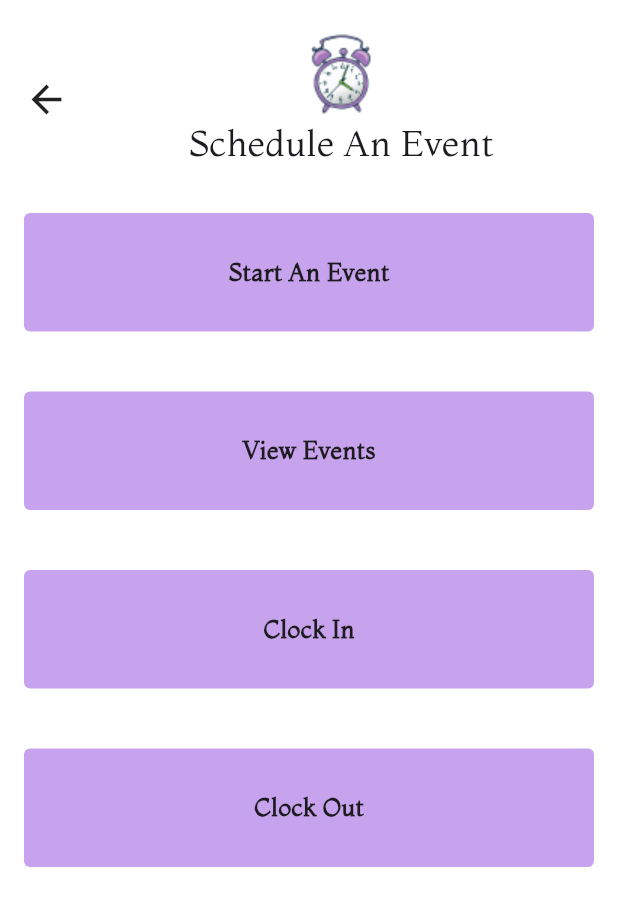
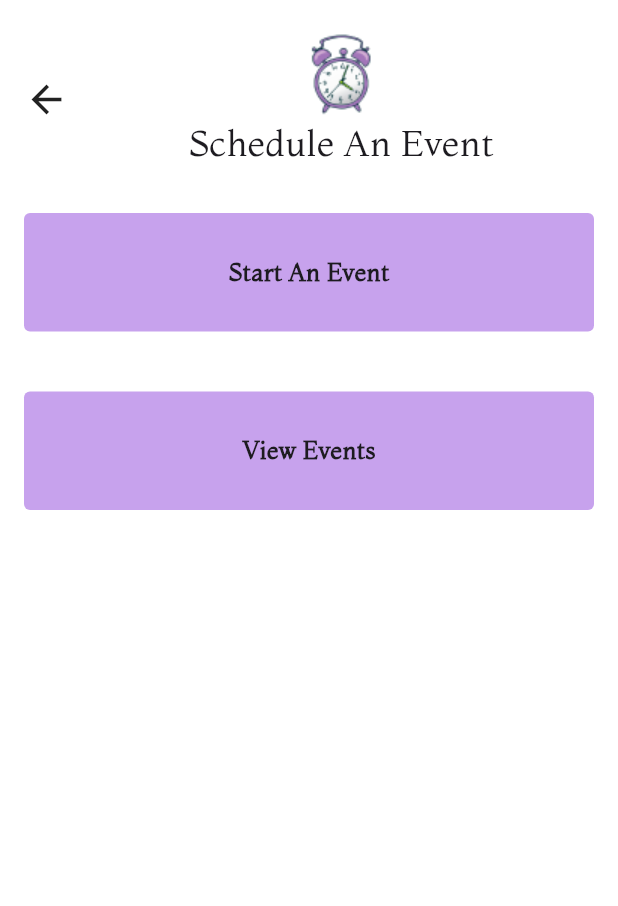
Before and after one commit to Sommieeee/Great-Escape, a Flutter app: the Home screen opened by its route, after a tap on "Schedule An Event", on a phone screen of 412 x 824 dp. Shown: the top 906 px of the screen. Run offline on Flutter 3.47's test engine with Material 3 defaults, Android fonts, the phone set to English and light mode, and no system bars; our stand-ins replace pin_code_fields, table_calendar.

Commit message:
second commit

```diff
--- a/lib/ui/home.dart
+++ b/lib/ui/home.dart
@@ -4,6 +4,7 @@ import 'package:flutter/widgets.dart';
 import 'package:great_escape/theme/colors.dart';
 import 'package:great_escape/ui/activities.dart';
 import 'package:great_escape/ui/medications.dart';
+import 'package:great_escape/ui/menu.dart';
 import 'package:great_escape/ui/profile.dart';
 import 'package:great_escape/ui/schedule-event.dart';
 import 'package:great_escape/ui/set-remainder.dart';
@@ -253,6 +254,39 @@ class _HomeState extends State<Home> {
                       ),
                     ),
                     const SizedBox(
+                      height: 20,
+                    ),
+                    GestureDetector(
+                      onTap: () {
+                        Navigator.of(context).push(MaterialPageRoute(
+                            builder: (context) => const Menu()));
+                      },
+                      child: Container(
+                        padding: const EdgeInsets.only(
+                          top: 25,
+                          bottom: 25,
+                          left: 15,
+                          right: 10,
+                        ),
+                        decoration: const BoxDecoration(
+                          color: purple100,
+                        ),
+                        child: Row(
+                          mainAxisAlignment: MainAxisAlignment.spaceBetween,
+                          children: [
+                            const Text(
+                              'Today\'s Menu',
+                              style: TextStyle(
+                                fontFamily: "Montaga",
+                                fontSize: 17,
+                              ),
+                            ),
+                            Image.asset('assets/images/menu.png'),
+                          ],
+                        ),
+                      ),
+                    ),
+                    const SizedBox(
                       height: 50,
                     ),
                   ],
--- a/lib/ui/schedule-event.dart
+++ b/lib/ui/schedule-event.dart
@@ -1,8 +1,6 @@
 import 'package:flutter/material.dart';
 import 'package:great_escape/theme/colors.dart';
 import 'package:great_escape/ui/add-event.dart';
-import 'package:great_escape/ui/clock-in.dart';
-import 'package:great_escape/ui/clock-out.dart';
 import 'package:great_escape/ui/index.dart';
 import 'package:great_escape/ui/view-events.dart';
 
@@ -117,61 +115,6 @@ class _ScheduleEventState extends State<ScheduleEvent> {
                   ),
                 ),
               ),
-              const SizedBox(
-                height: 40,
-              ),
-              GestureDetector(
-                onTap: () {
-                  Navigator.of(context).push(
-                    MaterialPageRoute(
-                      builder: (context) => const ClockIn(),
-                    ),
-                  );
-                },
-                child: Container(
-                  width: SizeConfig.screenWidth,
-                  padding: const EdgeInsets.only(top: 28, bottom: 28),
-                  decoration: BoxDecoration(
-                    color: purple100,
-                    borderRadius: BorderRadius.circular(4),
-                  ),
-                  child: const Center(
-                    child: Text(
-                      'Clock In',
-                      style: TextStyle(
-                          fontSize: 16,
-                          fontFamily: 'Montaga',
-                          fontWeight: FontWeight.w700),
-                    ),
-                  ),
-                ),
-              ),
-              const SizedBox(
-                height: 40,
-              ),
-              GestureDetector(
-                onTap: () {
-                  Navigator.of(context).push(MaterialPageRoute(
-                      builder: (context) => const ClockOut()));
-                },
-                child: Container(
-                  width: SizeConfig.screenWidth,
-                  padding: const EdgeInsets.only(top: 28, bottom: 28),
-                  decoration: BoxDecoration(
-                    color: purple100,
-                    borderRadius: BorderRadius.circular(4),
-                  ),
-                  child: const Center(
-                    child: Text(
-                      'Clock Out',
-                      style: TextStyle(
-                          fontSize: 16,
-                          fontFamily: 'Montaga',
-                          fontWeight: FontWeight.w700),
-                    ),
-                  ),
-                ),
-              ),
             ],
           ),
         ),
```
Also changed, not shown: lib/main.dart (+4 -3 lines), lib/ui/clock-in.dart (+29 -0 lines), lib/ui/menu.dart (added, +212 -0 lines), lib/ui/view-events.dart (+9 -1 lines), assets/images/menu.png (added).
